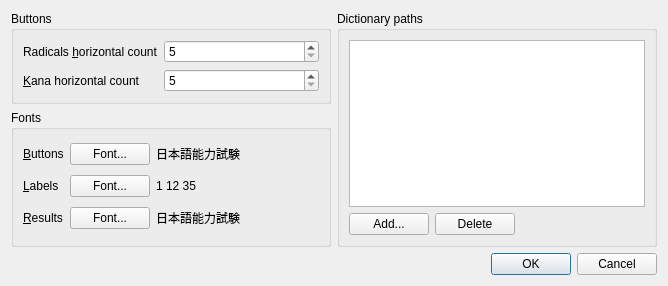
Above: settingsdlg.ui from kernel1024/qjrad before the change. Below: the same form after it.
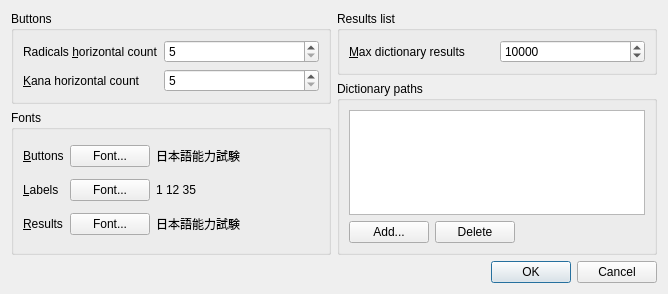
That is the form after the change.

Commit message: Settings for max dictionary search results.

```diff
--- a/settingsdlg.ui
+++ b/settingsdlg.ui
@@ -7,7 +7,7 @@
     <x>0</x>
     <y>0</y>
     <width>668</width>
-    <height>286</height>
+    <height>294</height>
    </rect>
   </property>
   <property name="windowTitle">
@@ -15,7 +15,7 @@
   </property>
   <layout class="QVBoxLayout" name="verticalLayout_3">
    <item>
-    <layout class="QHBoxLayout" name="horizontalLayout_4">
+    <layout class="QHBoxLayout" name="horizontalLayout_2">
      <item>
       <layout class="QVBoxLayout" name="verticalLayout_2">
        <item>
@@ -169,11 +169,48 @@
       </layout>
      </item>
      <item>
+      <layout class="QVBoxLayout" name="verticalLayout">
+       <item>
+        <widget class="QGroupBox" name="groupBox_4">
+         <property name="title">
+          <string>Results list</string>
+         </property>
+         <layout class="QHBoxLayout" name="horizontalLayout_4">
+          <item>
+           <widget class="QLabel" name="label">
+            <property name="text">
+             <string>&amp;Max dictionary results</string>
+            </property>
+            <property name="buddy">
+             <cstring>resultMax</cstring>
+            </property>
+           </widget>
+          </item>
+          <item>
+           <widget class="QSpinBox" name="resultMax">
+            <property name="minimum">
+             <number>100</number>
+            </property>
+            <property name="maximum">
+             <number>1000000</number>
+            </property>
+            <property name="singleStep">
+             <number>50</number>
+            </property>
+            <property name="value">
+             <number>10000</number>
+            </property>
+           </widget>
+          </item>
+         </layout>
+        </widget>
+       </item>
+       <item>
       <widget class="QGroupBox" name="groupBox_3">
        <property name="title">
         <string>Dictionary paths</string>
        </property>
-       <layout class="QVBoxLayout" name="verticalLayout">
+         <layout class="QVBoxLayout" name="verticalLayout_4">
         <item>
          <widget class="QListWidget" name="dictPaths"/>
         </item>
@@ -213,6 +250,8 @@
      </item>
     </layout>
    </item>
+    </layout>
+   </item>
    <item>
     <layout class="QHBoxLayout" name="horizontalLayout">
      <item>
```
Left out of the diff: 1 changed line with no effect on the pictures. Lines whose indentation alone changed are shown as unchanged. The commit also changes 7 other files.
